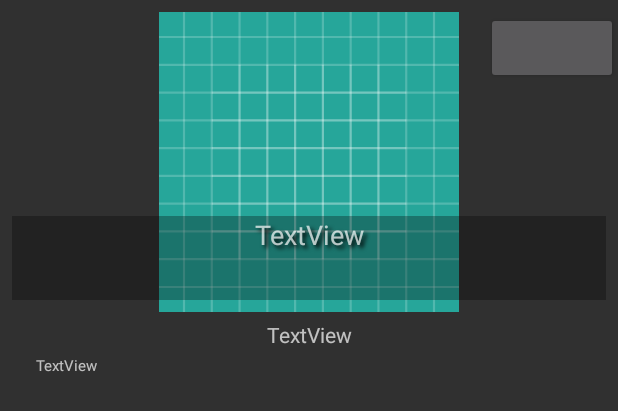
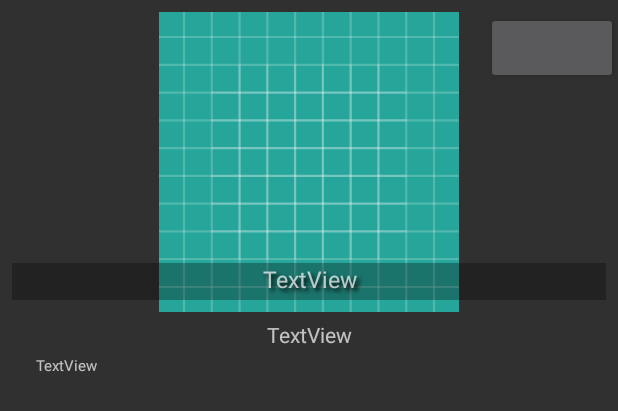
Before and after one commit to onionsalot/NewsReader, an Android app: the layout news_items_large.xml on its own in the app's theme, with its tools: preview values and no code run, on a phone screen of 412 x 824 dp. Shown: the top 411 px of the screen. Run offline under Robolectric (Android 15) with nearby library versions, the phone set to English and light mode, and no system bars; plain views replace LikeButton.

Commit message:
Added scalable text to the 3 layouts

```diff
--- a/app/src/main/res/layout/fragment_main.xml
+++ b/app/src/main/res/layout/fragment_main.xml
@@ -12,6 +12,7 @@
         android:id="@+id/results_text"
         android:layout_width="0dp"
         android:layout_height="40dp"
+        android:gravity="left|fill_vertical"
         android:paddingBottom="8dp"
         android:paddingLeft="8dp"
         android:paddingTop="8dp"
--- a/app/src/main/res/layout/news_items_large.xml
+++ b/app/src/main/res/layout/news_items_large.xml
@@ -18,15 +18,16 @@
         app:layout_constraintTop_toTopOf="parent"
         app:srcCompat="@drawable/ic_launcher_background" />
 
-    <TextView
+    <android.support.v7.widget.AppCompatTextView
         android:id="@+id/article_title"
         android:layout_width="0dp"
-        android:layout_height="56dp"
+        android:layout_height="wrap_content"
         android:layout_marginBottom="8dp"
         android:layout_marginEnd="8dp"
         android:layout_marginStart="8dp"
         android:layout_marginTop="8dp"
         android:background="#4D000000"
+        android:maxLines="2"
         android:paddingBottom="5dp"
         android:paddingLeft="5dp"
         android:paddingRight="5dp"
@@ -36,7 +37,10 @@
         android:shadowRadius="3"
         android:text="TextView"
         android:textAlignment="center"
-        android:textSize="18sp"
+        app:autoSizeMaxTextSize="18sp"
+        app:autoSizeMinTextSize="15sp"
+        app:autoSizeStepGranularity="1sp"
+        app:autoSizeTextType="uniform"
         app:layout_constraintBottom_toBottomOf="@+id/article_image"
         app:layout_constraintEnd_toEndOf="parent"
         app:layout_constraintStart_toStartOf="parent"
```
Also changed, not shown: app/src/main/res/layout/news_items.xml (+10 -5 lines).
